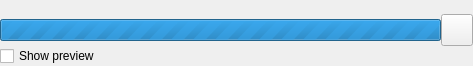
Above: library/tulip-gui/designer/SimplePluginProgressWidget.ui from vadivelselvaraj/TulipGLImprovement before the change. Below: the same form after it.
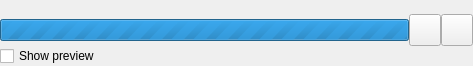
That is the form after the change. Icons and pictures are not drawn.

Commit message: [ Mantis #004781 ] Fixed Stop/Cancel operations on plugins that support it

```diff
--- a/library/tulip-gui/designer/SimplePluginProgressWidget.ui
+++ b/library/tulip-gui/designer/SimplePluginProgressWidget.ui
@@ -7,7 +7,7 @@
     <x>0</x>
     <y>0</y>
     <width>473</width>
-    <height>64</height>
+    <height>66</height>
    </rect>
   </property>
   <property name="windowTitle">
@@ -52,6 +52,25 @@
        </property>
       </widget>
      </item>
+     <item>
+      <widget class="QPushButton" name="stopButton">
+       <property name="minimumSize">
+        <size>
+         <width>32</width>
+         <height>32</height>
+        </size>
+       </property>
+       <property name="maximumSize">
+        <size>
+         <width>32</width>
+         <height>32</height>
+        </size>
+       </property>
+       <property name="toolTip">
+        <string>Stop process and keep changes</string>
+       </property>
+      </widget>
+     </item>
      <item>
       <widget class="QPushButton" name="cancelButton">
        <property name="minimumSize">
```
Left out of the diff: 5 changed lines with no effect on the pictures. The commit also changes 2 other files.
